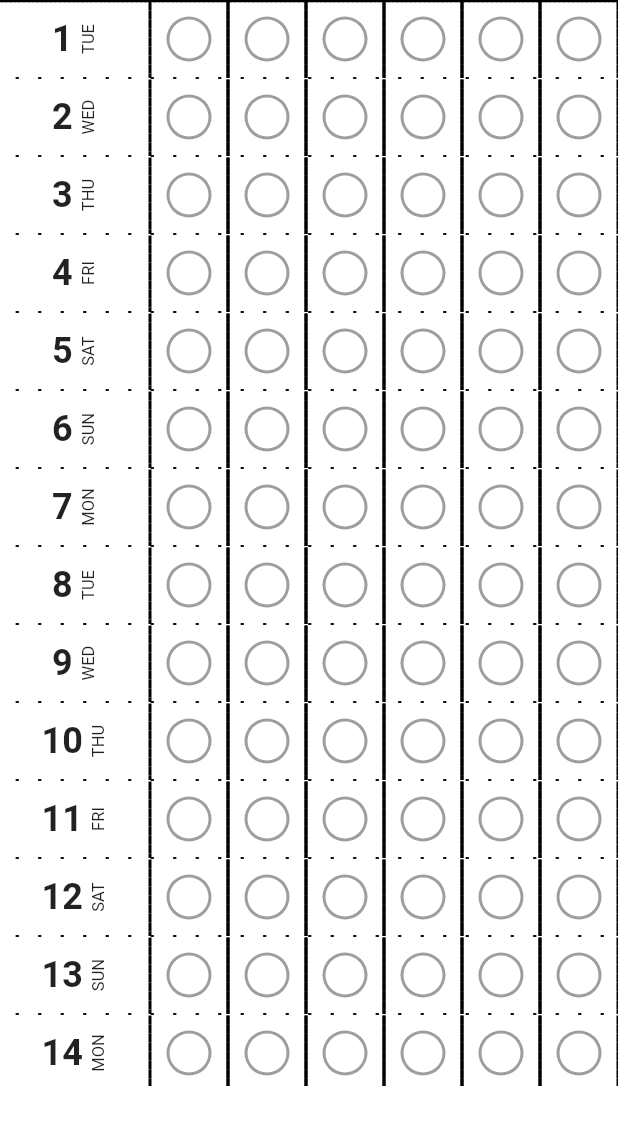
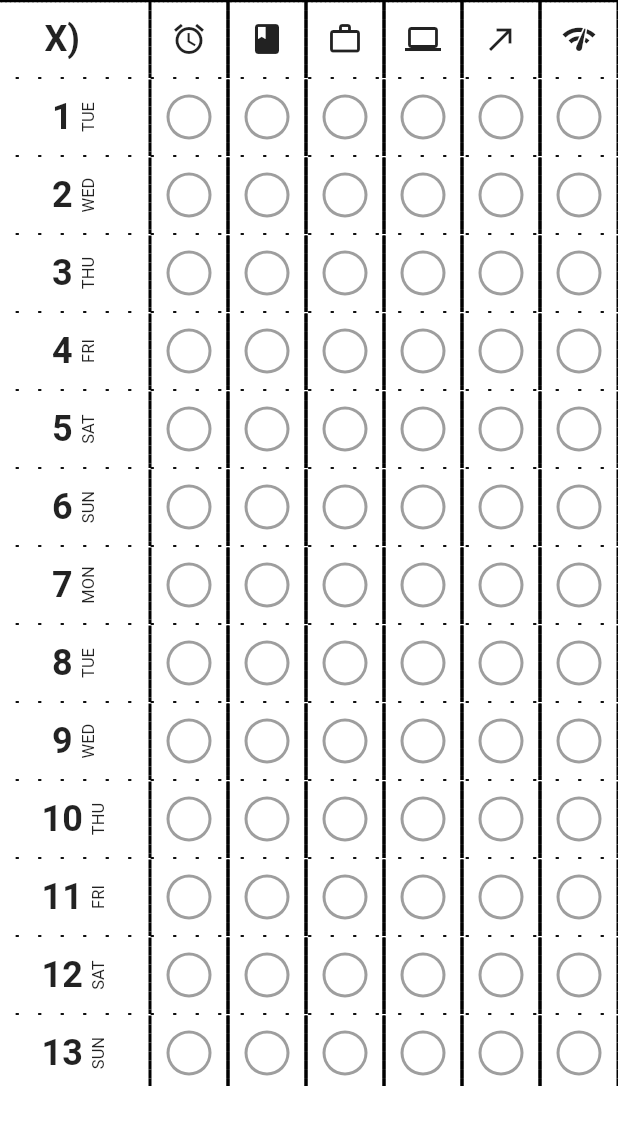
Before and after one commit to NoderCoder/stayinbudget, a Flutter app: the screen it shows after launch, on a phone screen of 412 x 824 dp. Shown: the top 1125 px of the screen. Run offline on Flutter 3.47's test engine with Material 2 defaults, Android fonts, the phone set to English and light mode, and no system bars; our stand-ins replace font_awesome_flutter, google_fonts, hive, hive_flutter; accounts and stored records are empty.

Commit message:
before uopdate commit

```diff
--- a/lib/routines/routineCircles.dart
+++ b/lib/routines/routineCircles.dart
@@ -1,11 +1,7 @@
 import 'package:flutter/material.dart';
-import './linepainters.dart';
-import './dayroutinerows.dart';
 import 'package:google_fonts/google_fonts.dart';
 import 'package:intl/intl.dart';
-import 'package:font_awesome_flutter/font_awesome_flutter.dart';
-
-import 'boxholder.dart';
+import './linepainters.dart';
 
 class StreakTable extends StatelessWidget {
   const StreakTable({Key key}) : super(key: key);
@@ -24,7 +20,6 @@ class StreakTable extends StatelessWidget {
             Container(
               height: MediaQuery.of(context).size.height - 100,
               child: ListView(
-                  //TODO1: currebntly betwen some months will need to make ist dynamic
                   children: dayRoutineRowList(
                       DateTime.utc(2022, 03), DateTime.utc(2022, 05))),
             ),
@@ -35,13 +30,190 @@ class StreakTable extends StatelessWidget {
   }
 }
 
-//-------------------------
-//when moved to seperate file thsi creates error : gotta fix it
+List<DayRoutineRow> dayRoutineRowList(DateTime startDate, DateTime endDate) {
+  List<DayRoutineRow> tempdayRoutineRowList = [
+    DayRoutineRow(
+      day: "",
+      date: "X)",
+      boxRow: RoutineBoxHolderRow(),
+    ),
+  ];
+
+  for (int i = 0; i <= endDate.difference(startDate).inDays; i++) {
+    tempdayRoutineRowList.add(
+      DayRoutineRow(
+        date: DateFormat("d").format(startDate.add(Duration(days: i))),
+        day: DateFormat("E")
+            .format(startDate.add(Duration(days: i)))
+            .toUpperCase(),
+        boxRow: StreakBoxHolderRow(),
+      ),
+    );
+  }
+
+  return tempdayRoutineRowList;
+}
+
+class DayRoutineRow extends StatelessWidget {
+  Widget boxRow;
+  String day;
+  String date;
+  DayRoutineRow({Key key, this.boxRow, this.day, this.date}) : super(key: key);
+
+  @override
+  Widget build(BuildContext context) {
+    return Column(
+      crossAxisAlignment: CrossAxisAlignment.center,
+      children: [
+        CustomPaint(
+          painter: DrawDottedhorizontalline(),
+        ),
+        Row(
+          mainAxisAlignment: MainAxisAlignment.center,
+          children: [
+            Expanded(
+              child: Row(
+                mainAxisAlignment: MainAxisAlignment.center,
+                crossAxisAlignment: CrossAxisAlignment.center,
+                children: [
+                  Text(
+                    date,
+                    style: GoogleFonts.allertaStencil(
+                        textStyle: TextStyle(
+                            fontSize: 24, fontWeight: FontWeight.bold)),
+                  ),
+                  SizedBox(
+                    width: 4,
+                  ),
+                  RotatedBox(
+                    quarterTurns: -1,
+                    child: Text(
+                      day,
+                      style: GoogleFonts.allertaStencil(
+                          textStyle: TextStyle(
+                              fontSize: 11, fontWeight: FontWeight.normal)),
+                    ),
+                  ),
+                ],
+              ),
+            ),
+            boxRow,
+          ],
+        ),
+        CustomPaint(
+          painter: DrawDottedhorizontalline(),
+        ),
+      ],
+    );
+  }
+}
+
+//ROutine box to hold the icons for the habit
+class RoutineBoxHolderRow extends StatelessWidget {
+  const RoutineBoxHolderRow({Key key}) : super(key: key);
+
+  @override
+  Widget build(BuildContext context) {
+    return Row(
+      children: [
+        RoutineIconHolderBox(
+          routineIcon: Icons.access_alarm,
+        ),
+        RoutineIconHolderBox(routineIcon: Icons.book),
+        RoutineIconHolderBox(
+          routineIcon: Icons.work_outline,
+        ),
+        RoutineIconHolderBox(routineIcon: Icons.computer),
+        RoutineIconHolderBox(routineIcon: Icons.call_made),
+        RoutineIconHolderBox(
+          routineIcon: Icons.network_check,
+        ),
+      ],
+    );
+  }
+}
+
+//widget to hold the RoutineBox
+class RoutineIconHolderBox extends StatelessWidget {
+  IconData routineIcon;
+  RoutineIconHolderBox({Key key, this.routineIcon}) : super(key: key);
+
+  @override
+  Widget build(BuildContext context) {
+    return Row(
+      children: [
+        CustomPaint(
+          painter: DrawVerticalStraightLine(),
+        ),
+        SizedBox(
+          height: 52,
+          width: 52,
+          child: Center(
+            key: UniqueKey(),
+            //replace with button
+            child: Icon(routineIcon),
+          ),
+        ),
+        CustomPaint(
+          painter: DrawVerticalStraightLine(),
+        ),
+      ],
+    );
+  }
+}
+
+//Hold set of streakboxes in a row
+class StreakBoxHolderRow extends StatelessWidget {
+  const StreakBoxHolderRow({Key key}) : super(key: key);
+
+  @override
+  Widget build(BuildContext context) {
+    return Row(
+      children: [
+        StreakBoxHolder(),
+        StreakBoxHolder(),
+        StreakBoxHolder(),
+        StreakBoxHolder(),
+        StreakBoxHolder(),
+        StreakBoxHolder(),
+      ],
+    );
+  }
+}
+
+//making the box for holding the tappabele circle or some other widget
+class StreakBoxHolder extends StatelessWidget {
+  const StreakBoxHolder({
+    Key key,
+  }) : super(key: key);
+
+  @override
+  Widget build(BuildContext context) {
+    return Row(
+      children: [
+        CustomPaint(
+          painter: DrawVerticalStraightLine(),
+        ),
+        SizedBox(
+          height: 52,
+          width: 52,
+          child: Center(
+            key: UniqueKey(),
+            //replace with button
+            child: TappableCircle(),
+          ),
+        ),
+        CustomPaint(
+          painter: DrawVerticalStraightLine(),
+        ),
+      ],
+    );
+  }
+}
 
 // the circle whic is tapped, lowesat in the widget tree
 class TappableCircle extends StatefulWidget {
-  final int id;
-  TappableCircle({Key key, @required this.id}) : super(key: key);
+  TappableCircle({Key key}) : super(key: key);
 
   @override
   _TappableCircleState createState() => _TappableCircleState();
@@ -49,27 +221,9 @@ class TappableCircle extends StatefulWidget {
 
 class _TappableCircleState extends State<TappableCircle> {
   Color tappableCircleColor = Colors.white;
-
-  Color changeColor(Color color, int id) {
+  Color changeColor(Color color) {
     if (color == Colors.white) {
-      if (id == 1) {
-        return Color.fromRGBO(255, 59, 48, 1);
-      }
-      if (id == 2) {
-        return Color.fromRGBO(255, 150, 1, 1);
-      }
-      if (id == 3) {
-        return Color.fromRGBO(255, 204, 0, 1);
-      }
-      if (id == 4) {
-        return Color.fromRGBO(52, 198, 90, 1);
-      }
-      if (id == 5) {
-        return Color.fromRGBO(1, 122, 255, 1);
-      }
-      if (id == 6) {
-        return Color.fromRGBO(89, 86, 212, 1);
-      }
+      return Colors.amber;
     } else
       return Colors.white;
   }
@@ -79,7 +233,7 @@ class _TappableCircleState extends State<TappableCircle> {
     double cRadius = 15;
     return InkWell(
       onTap: () => setState(() {
-        tappableCircleColor = changeColor(tappableCircleColor, widget.id);
+        tappableCircleColor = changeColor(tappableCircleColor);
       }),
       child: CircleAvatar(
         radius: cRadius,
@@ -93,4 +247,9 @@ class _TappableCircleState extends State<TappableCircle> {
   }
 }
 
-//----------------------------------
+//Date time returner : this will gove me the list of dates to be displayed inbetween the streakz app
+//TODO1: currebntly betwen some months will need to make ist dynamic
+
+
+//Widget hirarchary
+// Tappable circle < StreakBoxholder < StreakBOXholder ROw < DayRoutineROw <
```
Also changed, not shown: pubspec.lock, 1 other file.
